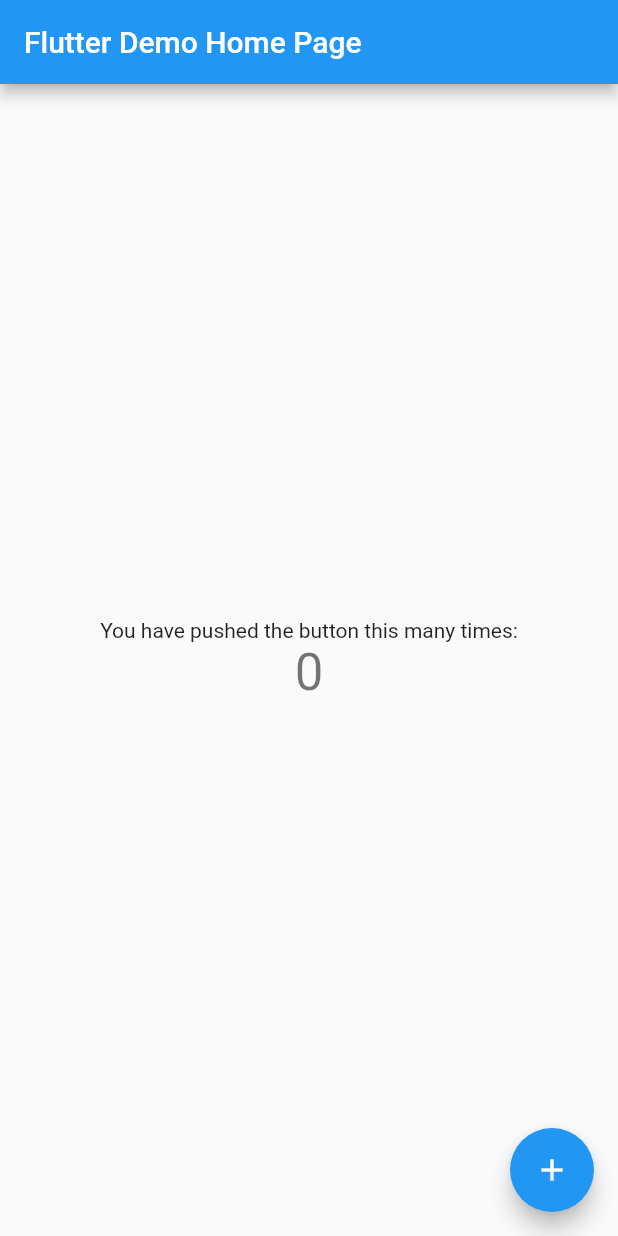
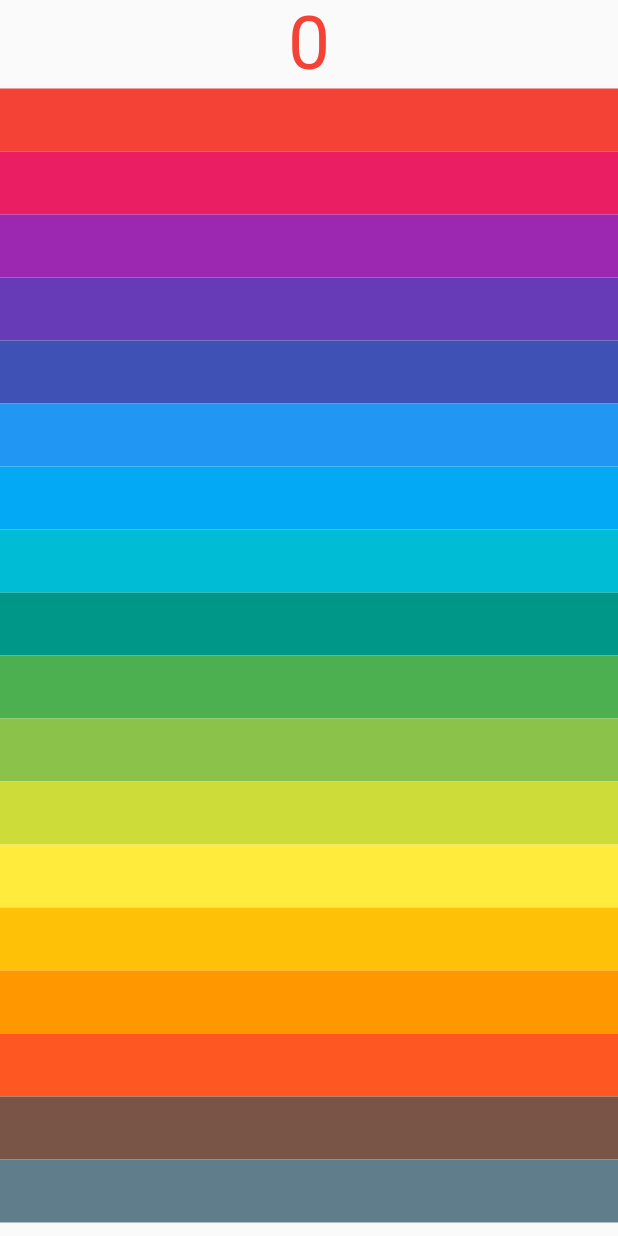
Before and after one commit to MiguelAngelRamos/didupdatedwidget, a Flutter app: the screen it shows after launch, on a phone screen of 412 x 824 dp. Run offline on Flutter 3.47's test engine with Material 2 defaults, Android fonts, the phone set to English and light mode, and no system bars.

Commit message:
colores primaries ejemplo

```diff
--- a/lib/main.dart
+++ b/lib/main.dart
@@ -1,3 +1,4 @@
+import 'package:didupdatewidget/pages/timer/timer_page.dart';
 import 'package:flutter/material.dart';
 
 void main() {
@@ -13,103 +14,9 @@
     return MaterialApp(
       title: 'Flutter Demo',
       theme: ThemeData(
-        // This is the theme of your application.
-        //
-        // Try running your application with "flutter run". You'll see the
-        // application has a blue toolbar. Then, without quitting the app, try
-        // changing the primarySwatch below to Colors.green and then invoke
-        // "hot reload" (press "r" in the console where you ran "flutter run",
-        // or simply save your changes to "hot reload" in a Flutter IDE).
-        // Notice that the counter didn't reset back to zero; the application
-        // is not restarted.
         primarySwatch: Colors.blue,
       ),
-      home: const MyHomePage(title: 'Flutter Demo Home Page'),
+      home: const HomePage(),
     );
   }
 }
-
-class MyHomePage extends StatefulWidget {
-  const MyHomePage({super.key, required this.title});
-
-  // This widget is the home page of your application. It is stateful, meaning
-  // that it has a State object (defined below) that contains fields that affect
-  // how it looks.
-
-  // This class is the configuration for the state. It holds the values (in this
-  // case the title) provided by the parent (in this case the App widget) and
-  // used by the build method of the State. Fields in a Widget subclass are
-  // always marked "final".
-
-  final String title;
-
-  @override
-  State<MyHomePage> createState() => _MyHomePageState();
-}
-
-class _MyHomePageState extends State<MyHomePage> {
-  int _counter = 0;
-
-  void _incrementCounter() {
-    setState(() {
-      // This call to setState tells the Flutter framework that something has
-      // changed in this State, which causes it to rerun the build method below
-      // so that the display can reflect the updated values. If we changed
-      // _counter without calling setState(), then the build method would not be
-      // called again, and so nothing would appear to happen.
-      _counter++;
-    });
-  }
-
-  @override
-  Widget build(BuildContext context) {
-    // This method is rerun every time setState is called, for instance as done
-    // by the _incrementCounter method above.
-    //
-    // The Flutter framework has been optimized to make rerunning build methods
-    // fast, so that you can just rebuild anything that needs updating rather
-    // than having to individually change instances of widgets.
-    return Scaffold(
-      appBar: AppBar(
-        // Here we take the value from the MyHomePage object that was created by
-        // the App.build method, and use it to set our appbar title.
-        title: Text(widget.title),
-      ),
-      body: Center(
-        // Center is a layout widget. It takes a single child and positions it
-        // in the middle of the parent.
-        child: Column(
-          // Column is also a layout widget. It takes a list of children and
-          // arranges them vertically. By default, it sizes itself to fit its
-          // children horizontally, and tries to be as tall as its parent.
-          //
-          // Invoke "debug painting" (press "p" in the console, choose the
-          // "Toggle Debug Paint" action from the Flutter Inspector in Android
-          // Studio, or the "Toggle Debug Paint" command in Visual Studio Code)
-          // to see the wireframe for each widget.
-          //
-          // Column has various properties to control how it sizes itself and
-          // how it positions its children. Here we use mainAxisAlignment to
-          // center the children vertically; the main axis here is the vertical
-          // axis because Columns are vertical (the cross axis would be
-          // horizontal).
-          mainAxisAlignment: MainAxisAlignment.center,
-          children: <Widget>[
-            const Text(
-              'You have pushed the button this many times:',
-            ),
-            Text(
-              '$_counter',
-              style: Theme.of(context).textTheme.headline4,
-            ),
-          ],
-        ),
-      ),
-      floatingActionButton: FloatingActionButton(
-        onPressed: _incrementCounter,
-        tooltip: 'Increment',
-        child: const Icon(Icons.add),
-      ), // This trailing comma makes auto-formatting nicer for build methods.
-    );
-  }
-}
--- /dev/null
+++ b/lib/pages/timer/timer_page.dart
@@ -0,0 +1,61 @@
+import 'package:flutter/material.dart';
+
+class HomePage extends StatefulWidget {
+  const HomePage({super.key});
+
+  @override
+  State<HomePage> createState() => _HomePageState();
+}
+
+class _HomePageState extends State<HomePage> {
+
+  bool _showTimer = true;
+  Color _color = Colors.primaries.first; //* el color primario el rojo
+
+  @override
+  Widget build(BuildContext context) {
+    return Scaffold(
+      body: SafeArea(
+        child: Column(
+          children: [
+            if(_showTimer)
+            TimerView(color: _color),
+            Expanded(
+              child: ListView.builder(
+                itemBuilder: (_, index) {
+                 final color = Colors.primaries[index];
+                 return GestureDetector(
+                  onTap:() {
+                    _color = color;
+                    setState(() {});
+                  },
+                  child: Container(color: color, height: 42,),
+                 );
+                },
+                itemCount: Colors.primaries.length,
+              )
+            )
+          ],
+          )
+      )
+    );
+  }
+}
+
+class TimerView extends StatefulWidget {
+
+  const TimerView({super.key, required this.color});
+  final Color color;
+
+  @override
+  State<TimerView> createState() => _TimerViewState();
+}
+
+class _TimerViewState extends State<TimerView> {
+
+  int _tiempo = 0;
+  @override
+  Widget build(BuildContext context) {
+    return Text('$_tiempo', style: TextStyle(fontSize: 50, color: widget.color));
+  }
+}
```
